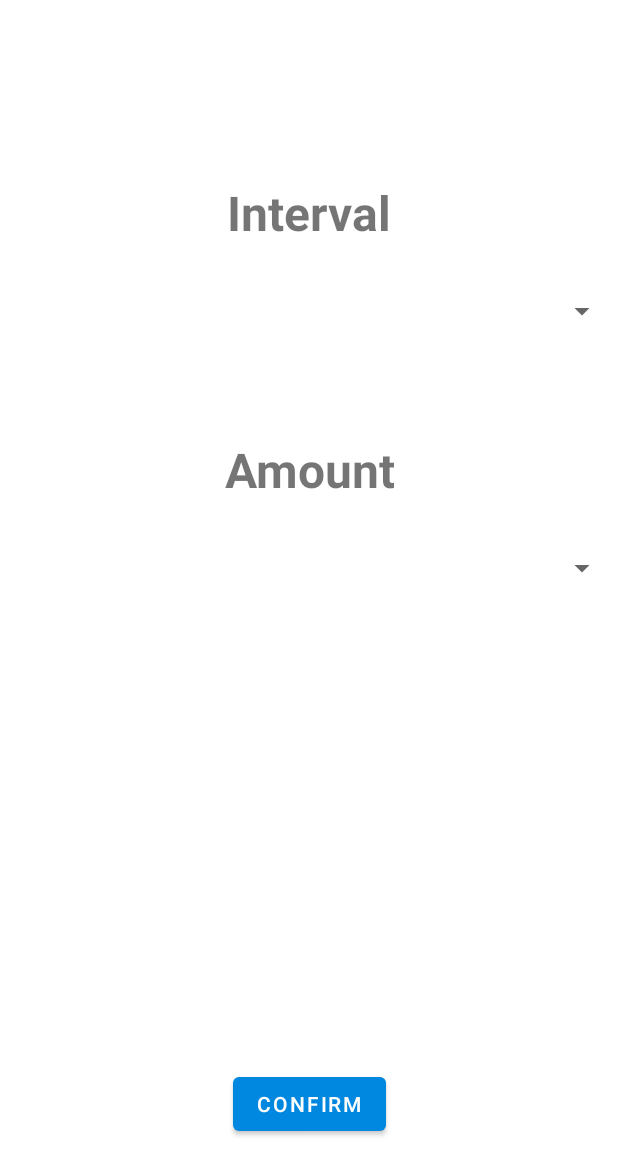
After one commit to ejsiik/FOTOzabawa, an Android app: the layout activity_menu.xml on its own in the app's theme, with its tools: preview values and no code run, on a phone screen of 412 x 824 dp. The commit adds this screen. Shown: the top 1175 px of the screen. Run offline under Robolectric (Android 15) with nearby library versions, the phone set to English and light mode, and no system bars.

Commit message:
Complete camera activity
basic layout for menu activity

```diff
--- a/app/src/main/java/com/example/fotozabawa/MainActivity.kt
+++ b/app/src/main/java/com/example/fotozabawa/MainActivity.kt
@@ -1,5 +1,6 @@
 package com.example.fotozabawa
 
+import android.content.Intent
 import android.content.pm.PackageManager
 import android.net.Uri
 import android.os.Bundle
@@ -53,6 +54,12 @@ class MainActivity : AppCompatActivity() {
         binding.btnTakePhoto.setOnClickListener {
             takePhoto()
         }
+        binding.btnMenu.setOnClickListener {
+            openMenu()
+            Toast.makeText(this,
+                "Open menu",
+                Toast.LENGTH_SHORT).show()
+        }
     }
 
 
@@ -83,6 +90,10 @@ class MainActivity : AppCompatActivity() {
         }
         return if (mediaDir != null && mediaDir.exists())
             mediaDir else filesDir
+    }
+
+    private fun openMenu() {
+
     }
 
     private fun takePhoto() {
--- /dev/null
+++ b/app/src/main/java/com/example/fotozabawa/MenuActivity.kt
@@ -0,0 +1,19 @@
+package com.example.fotozabawa
+
+import android.content.Intent
+import android.os.Bundle
+import android.widget.Button
+import androidx.appcompat.app.AppCompatActivity
+
+class MenuActivity : AppCompatActivity() {
+    override fun onCreate(savedInstanceState: Bundle?) {
+        super.onCreate(savedInstanceState)
+        setContentView(R.layout.activity_menu)
+
+        /*val confirmButton = findViewById<Button>(R.id.btnConfirm)
+
+        confirmButton.setOnClickListener {
+            startActivity(Intent(this@MenuActivity, MainActivity::class.java))
+        }*/
+    }
+}
--- /dev/null
+++ b/app/src/main/res/layout/activity_menu.xml
@@ -0,0 +1,65 @@
+<?xml version="1.0" encoding="utf-8"?>
+<androidx.constraintlayout.widget.ConstraintLayout xmlns:android="http://schemas.android.com/apk/res/android"
+    xmlns:app="http://schemas.android.com/apk/res-auto"
+    xmlns:tools="http://schemas.android.com/tools"
+    android:layout_width="match_parent"
+    android:layout_height="match_parent">
+
+    <TextView
+        android:id="@+id/tvTime"
+        android:layout_width="wrap_content"
+        android:layout_height="wrap_content"
+        android:text="Interval"
+        app:layout_constraintEnd_toEndOf="parent"
+        app:layout_constraintStart_toStartOf="parent"
+        app:layout_constraintTop_toTopOf="parent"
+        android:layout_marginTop="120dp"
+        android:textStyle="bold"
+        android:textSize="32sp"
+        android:textAlignment="center"/>
+
+    <Spinner
+        android:id="@+id/spinnerTime"
+        android:layout_width="match_parent"
+        android:layout_height="wrap_content"
+        android:layout_marginTop="20dp"
+        android:contentDescription="@string/app_name"
+        android:minHeight="48dp"
+        app:layout_constraintEnd_toEndOf="parent"
+        app:layout_constraintStart_toStartOf="parent"
+        app:layout_constraintTop_toBottomOf="@id/tvTime" />
+
+    <TextView
+        android:id="@+id/tvAmount"
+        android:layout_width="wrap_content"
+        android:layout_height="wrap_content"
+        android:text="Amount"
+        app:layout_constraintEnd_toEndOf="parent"
+        app:layout_constraintStart_toStartOf="parent"
+        app:layout_constraintTop_toBottomOf="@id/spinnerTime"
+        android:layout_marginTop="60dp"
+        android:textStyle="bold"
+        android:textSize="32sp"
+        android:textAlignment="center"/>
+
+    <Spinner
+        android:id="@+id/spinnerAmount"
+        android:layout_width="match_parent"
+        android:layout_height="wrap_content"
+        android:layout_marginTop="20dp"
+        android:minHeight="48dp"
+        app:layout_constraintEnd_toEndOf="parent"
+        app:layout_constraintStart_toStartOf="parent"
+        app:layout_constraintTop_toBottomOf="@id/tvAmount" />
+
+
+    <Button
+        android:id="@+id/btnConfirm"
+        android:layout_width="wrap_content"
+        android:layout_height="wrap_content"
+        android:layout_marginBottom="64dp"
+        android:text="Confirm"
+        app:layout_constraintBottom_toBottomOf="parent"
+        app:layout_constraintEnd_toEndOf="parent"
+        app:layout_constraintStart_toStartOf="parent" />
+</androidx.constraintlayout.widget.ConstraintLayout>
```
